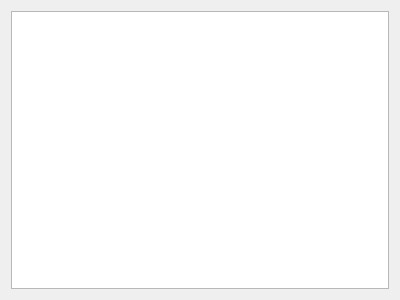
This is discnet_sim/src/nodedialog.ui in smashmeta/discnet as Qt 5 draws it before an edit. The edited form follows.
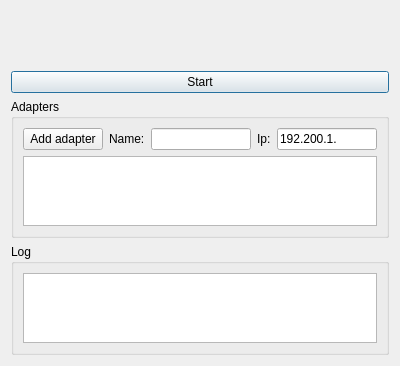
This is the edited form.

```diff
--- a/discnet_sim/src/nodedialog.ui
+++ b/discnet_sim/src/nodedialog.ui
@@ -7,7 +7,7 @@
     <x>0</x>
     <y>0</y>
     <width>400</width>
-    <height>300</height>
+    <height>325</height>
    </rect>
   </property>
   <property name="windowTitle">
@@ -15,7 +15,87 @@
   </property>
   <layout class="QVBoxLayout" name="verticalLayout">
    <item>
-    <widget class="QTextEdit" name="teLog"/>
+    <widget class="QLabel" name="lblNodeId">
+     <property name="font">
+      <font>
+       <family>Rubik</family>
+       <pointsize>30</pointsize>
+       <bold>true</bold>
+      </font>
+     </property>
+     <property name="text">
+      <string/>
+     </property>
+     <property name="alignment">
+      <set>Qt::AlignmentFlag::AlignCenter</set>
+     </property>
+    </widget>
+   </item>
+   <item>
+    <widget class="QPushButton" name="btnEnable">
+     <property name="text">
+      <string>Start</string>
+     </property>
+    </widget>
+   </item>
+   <item>
+    <widget class="QGroupBox" name="groupBox_2">
+     <property name="title">
+      <string>Adapters</string>
+     </property>
+     <layout class="QVBoxLayout" name="verticalLayout_3">
+      <item>
+       <layout class="QHBoxLayout" name="horizontalLayout">
+        <item>
+         <widget class="QPushButton" name="btnAddSwitch">
+          <property name="text">
+           <string>Add adapter</string>
+          </property>
+         </widget>
+        </item>
+        <item>
+         <widget class="QLabel" name="label_2">
+          <property name="text">
+           <string>Name:</string>
+          </property>
+         </widget>
+        </item>
+        <item>
+         <widget class="QLineEdit" name="leAdapterName"/>
+        </item>
+        <item>
+         <widget class="QLabel" name="label">
+          <property name="text">
+           <string>Ip:</string>
+          </property>
+         </widget>
+        </item>
+        <item>
+         <widget class="QLineEdit" name="leAdapterIp">
+          <property name="text">
+           <string>192.200.1.</string>
+          </property>
+         </widget>
+        </item>
+       </layout>
+      </item>
+      <item>
+       <widget class="QListView" name="lwAdapters"/>
+      </item>
+     </layout>
+    </widget>
+   </item>
+   <item>
+    <widget class="QGroupBox" name="groupBox">
+     <property name="title">
+      <string>Log</string>
+     </property>
+     <layout class="QVBoxLayout" name="verticalLayout_2">
+      <item>
+       <widget class="QTextEdit" name="teLog"/>
+      </item>
+     </layout>
+    </widget>
    </item>
   </layout>
  </widget>
```
